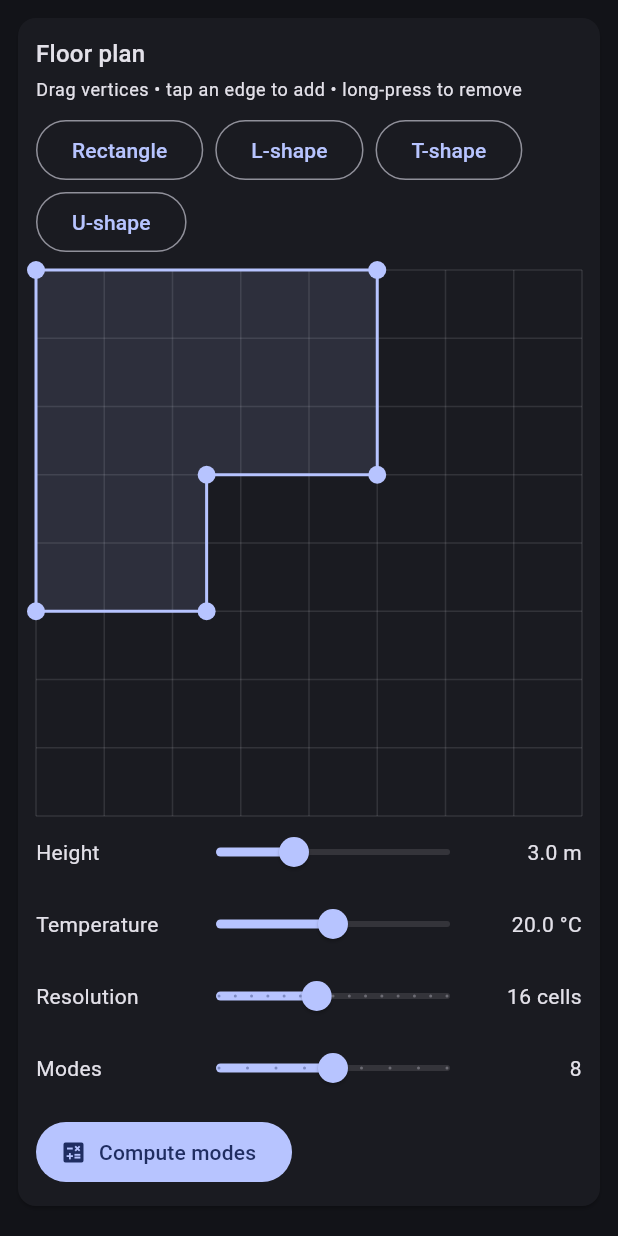
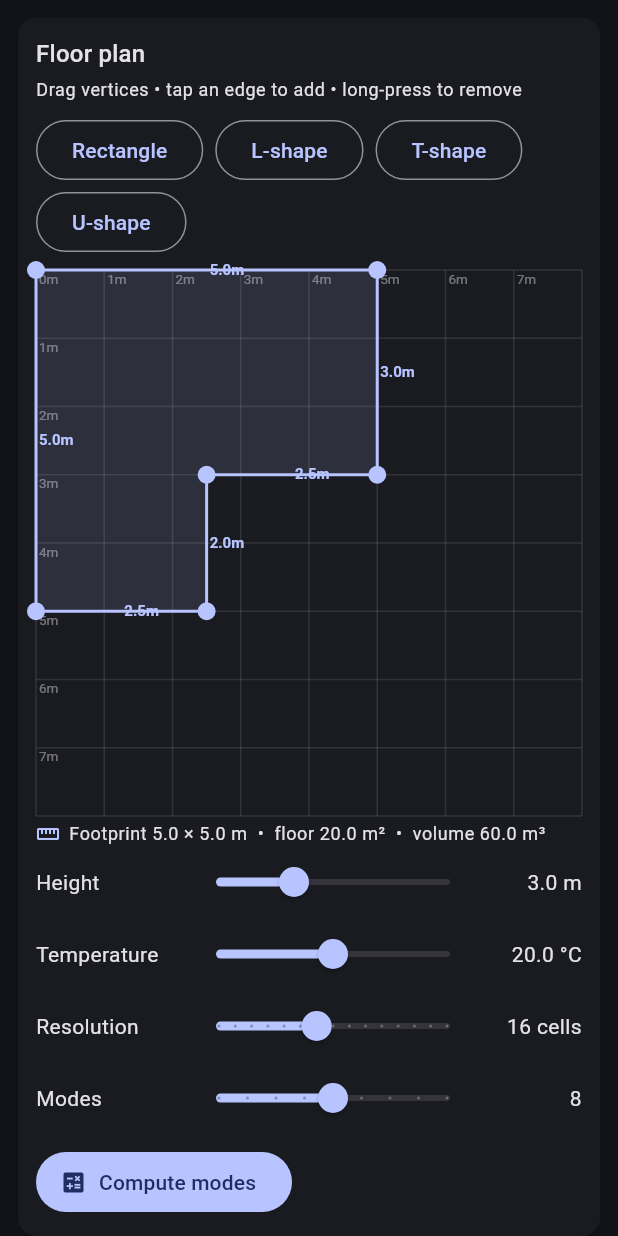
Before and after one commit to denis97/Room-Mode-calculator, a Flutter app: the CustomRoomScreen widget shown alone on an empty page, opened directly, on a phone screen of 412 x 824 dp. Run offline on Flutter 3.47's test engine with Material 3 defaults, Android fonts, the phone set to English and light mode, and no system bars; our stand-ins replace audioplayers, flutter_riverpod.

Commit message:
Show room size in the floor-plan editor
The editor had a 1 m grid but no scale, so the room size wasn't readable. Now:
- grid lines are labelled in metres along the top and left,
- each polygon edge shows its length (m) at its midpoint,
- a live readout under the editor shows footprint (W x D), floor area and volume.

floorArea (shoelace) added to ExtrudedPolygonShape, with tests (rectangle,
L-shape, winding-independence). 34 tests pass; analyze clean.

Co-Authored-By: Claude Opus 4.8 <noreply@anthropic.com>
Claude-Session: https://claude.ai/code/session_01BhpgNpzTWRzpJgxQ4iRw1V

```diff
--- a/lib/core/geometry/room_shape.dart
+++ b/lib/core/geometry/room_shape.dart
@@ -94,6 +94,16 @@ class ExtrudedPolygonShape implements RoomShape {
   @override
   double get extentZ => height;
 
+  /// Floor area in m², via the shoelace formula (winding-independent).
+  double get floorArea {
+    var sum = 0.0;
+    final n = floor.length;
+    for (var i = 0, j = n - 1; i < n; j = i++) {
+      sum += (floor[j].$1 + floor[i].$1) * (floor[j].$2 - floor[i].$2);
+    }
+    return sum.abs() / 2;
+  }
+
   @override
   bool contains(double x, double y, double z) {
     if (z < 0 || z > height) return false;
--- a/lib/ui/screens/custom_room_screen.dart
+++ b/lib/ui/screens/custom_room_screen.dart
@@ -1,6 +1,7 @@
 import 'package:flutter/material.dart';
 import 'package:flutter_riverpod/flutter_riverpod.dart';
 
+import '../../core/geometry/room_shape.dart';
 import '../../core/numeric/modal_analysis.dart';
 import '../../state/custom_room_providers.dart';
 import '../widgets/computed_mode_3d_view.dart';
@@ -50,6 +51,8 @@ class CustomRoomScreen extends ConsumerWidget {
                   aspectRatio: 1,
                   child: FloorPlanEditor(),
                 ),
+                const SizedBox(height: 4),
+                _FootprintReadout(plan: plan),
                 _LabeledSlider(
                   label: 'Height',
                   value: plan.height,
@@ -209,6 +212,37 @@ class _ResultsSection extends ConsumerWidget {
   }
 }
 
+/// A compact readout of the room's real size, computed live from the plan.
+class _FootprintReadout extends StatelessWidget {
+  const _FootprintReadout({required this.plan});
+
+  final FloorPlan plan;
+
+  @override
+  Widget build(BuildContext context) {
+    final shape =
+        ExtrudedPolygonShape(floor: plan.vertices, height: plan.height);
+    final area = shape.floorArea;
+    final volume = area * plan.height;
+    return Row(
+      children: [
+        Icon(Icons.straighten,
+            size: 16, color: Theme.of(context).colorScheme.primary),
+        const SizedBox(width: 6),
+        Expanded(
+          child: Text(
+            'Footprint ${shape.extentX.toStringAsFixed(1)} × '
+            '${shape.extentY.toStringAsFixed(1)} m  •  '
+            'floor ${area.toStringAsFixed(1)} m²  •  '
+            'volume ${volume.toStringAsFixed(1)} m³',
+            style: Theme.of(context).textTheme.bodySmall,
+          ),
+        ),
+      ],
+    );
+  }
+}
+
 class _LabeledSlider extends StatelessWidget {
   const _LabeledSlider({
     required this.label,
--- a/lib/ui/widgets/floor_plan_editor.dart
+++ b/lib/ui/widgets/floor_plan_editor.dart
@@ -89,6 +89,7 @@ class _FloorPlanEditorState extends ConsumerState<FloorPlanEditor> {
               lineColor: scheme.primary,
               fillColor: scheme.primary.withValues(alpha: 0.12),
               vertexColor: scheme.primary,
+              labelColor: scheme.onSurface.withValues(alpha: 0.45),
             ),
             child: const SizedBox.expand(),
           ),
@@ -136,6 +137,7 @@ class _FloorPlanPainter extends CustomPainter {
     required this.lineColor,
     required this.fillColor,
     required this.vertexColor,
+    required this.labelColor,
   });
 
   final List<(double, double)> vertices;
@@ -144,17 +146,24 @@ class _FloorPlanPainter extends CustomPainter {
   final Color lineColor;
   final Color fillColor;
   final Color vertexColor;
+  final Color labelColor;
 
   @override
   void paint(Canvas canvas, Size size) {
-    // 1 m grid.
+    // 1 m grid with metre labels along the top and left edges.
     final grid = Paint()
       ..color = gridColor
       ..strokeWidth = 1;
+    final labelStyle = TextStyle(color: labelColor, fontSize: 9);
     for (var m = 0; m <= FloorPlanEditor.worldSize; m++) {
       final p = m * scale;
       canvas.drawLine(Offset(p, 0), Offset(p, size.height), grid);
       canvas.drawLine(Offset(0, p), Offset(size.width, p), grid);
+      if (m < FloorPlanEditor.worldSize) {
+        // X axis label (top) and Y axis label (left).
+        _label(canvas, '${m}m', Offset(p + 2, 1), labelStyle);
+        if (m > 0) _label(canvas, '${m}m', Offset(2, p + 1), labelStyle);
+      }
     }
 
     if (vertices.length < 2) return;
@@ -175,12 +184,40 @@ class _FloorPlanPainter extends CustomPainter {
         ..strokeWidth = 2,
     );
 
+    // Edge length labels (metres) at each edge midpoint.
+    final edgeLabelStyle = TextStyle(
+      color: lineColor,
+      fontSize: 10,
+      fontWeight: FontWeight.w600,
+    );
+    for (var i = 0; i < vertices.length; i++) {
+      final a = vertices[i];
+      final b = vertices[(i + 1) % vertices.length];
+      final len =
+          math.sqrt(math.pow(b.$1 - a.$1, 2) + math.pow(b.$2 - a.$2, 2).toDouble());
+      if (len < 0.1) continue;
+      final mid = Offset(
+        (a.$1 + b.$1) / 2 * scale,
+        (a.$2 + b.$2) / 2 * scale,
+      );
+      _label(canvas, '${len.toStringAsFixed(1)}m',
+          mid + const Offset(2, -6), edgeLabelStyle);
+    }
+
     final vertexPaint = Paint()..color = vertexColor;
     for (final v in vertices) {
       canvas.drawCircle(Offset(v.$1 * scale, v.$2 * scale), 6, vertexPaint);
     }
   }
 
+  void _label(Canvas canvas, String text, Offset at, TextStyle style) {
+    final tp = TextPainter(
+      text: TextSpan(text: text, style: style),
+      textDirection: TextDirection.ltr,
+    )..layout();
+    tp.paint(canvas, at);
+  }
+
   @override
   bool shouldRepaint(_FloorPlanPainter old) =>
       old.vertices != vertices || old.scale != scale;
```
Also changed, not shown: 1 other file.
